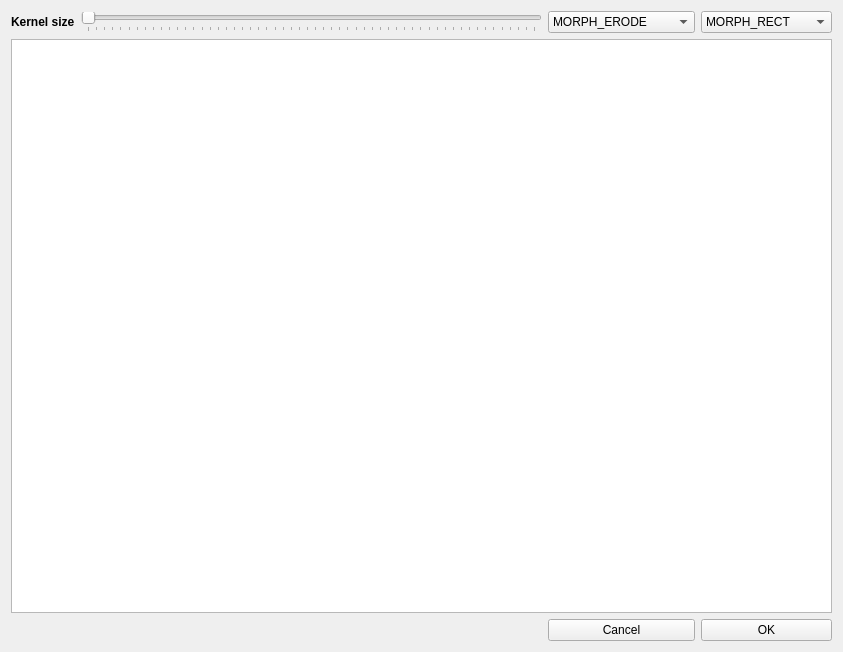
Qt form OpenCVShop/CVActionMorphologyView.ui (hrachyahakobyan/OpenCVShop) before a commit.
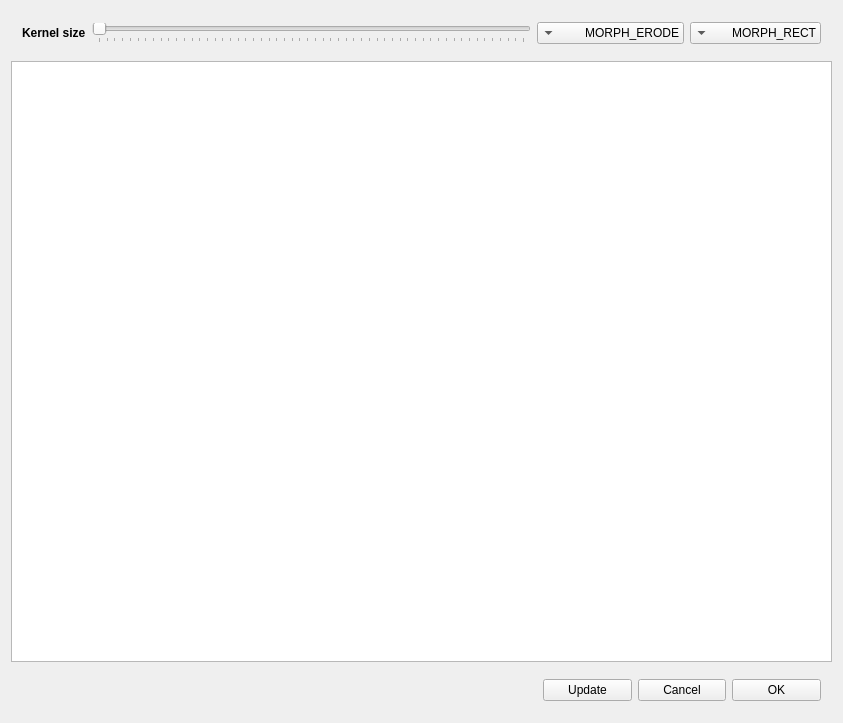
The same form after that commit. Custom widgets are drawn as their Qt base class.

Diff of the .ui file:
```diff
--- a/OpenCVShop/CVActionMorphologyView.ui
+++ b/OpenCVShop/CVActionMorphologyView.ui
@@ -7,35 +7,109 @@
     <x>0</x>
     <y>0</y>
     <width>843</width>
-    <height>652</height>
+    <height>723</height>
    </rect>
   </property>
   <property name="windowTitle">
    <string>CVActionMorphologyView</string>
   </property>
-  <layout class="QGridLayout" name="gridLayout">
-   <item row="3" column="3">
-    <widget class="QPushButton" name="okButton">
+  <property name="layoutDirection">
+   <enum>Qt::RightToLeft</enum>
+  </property>
+  <layout class="QVBoxLayout" name="verticalLayout">
+   <item>
+    <widget class="QWidget" name="widget_2" native="true">
+     <layout class="QHBoxLayout" name="horizontalLayout_2">
+      <item>
+       <widget class="QComboBox" name="morphShapeComboBox">
+        <property name="minimumSize">
+         <size>
+          <width>120</width>
+          <height>0</height>
+         </size>
+        </property>
+        <property name="maximumSize">
+         <size>
+          <width>150</width>
+          <height>16777215</height>
+         </size>
+        </property>
+        <item>
      <property name="text">
-      <string>OK</string>
-     </property>
-    </widget>
-   </item>
-   <item row="1" column="0">
-    <widget class="QLabel" name="label">
-     <property name="font">
-      <font>
-       <weight>75</weight>
-       <bold>true</bold>
-      </font>
-     </property>
+          <string>MORPH_RECT</string>
+         </property>
+        </item>
+        <item>
+         <property name="text">
+          <string>MORPH_CROSS</string>
+         </property>
+        </item>
+        <item>
+         <property name="text">
+          <string>MORPH_ELLIPSE</string>
+         </property>
+        </item>
+       </widget>
+      </item>
+      <item>
+       <widget class="QComboBox" name="morphTypeComboBox">
+        <property name="minimumSize">
+         <size>
+          <width>120</width>
+          <height>0</height>
+         </size>
+        </property>
+        <property name="maximumSize">
+         <size>
+          <width>150</width>
+          <height>16777215</height>
+         </size>
+        </property>
+        <property name="currentIndex">
+         <number>0</number>
+        </property>
+        <item>
      <property name="text">
-      <string>Kernel size</string>
-     </property>
-    </widget>
-   </item>
-   <item row="1" column="1">
+          <string>MORPH_ERODE</string>
+         </property>
+        </item>
+        <item>
+         <property name="text">
+          <string>MORPH_DILATE</string>
+         </property>
+        </item>
+        <item>
+         <property name="text">
+          <string>MORPH_OPEN</string>
+         </property>
+        </item>
+        <item>
+         <property name="text">
+          <string>MORPH_CLOSE</string>
+         </property>
+        </item>
+        <item>
+         <property name="text">
+          <string>MORPH_GRADIENT</string>
+         </property>
+        </item>
+        <item>
+         <property name="text">
+          <string>MORPH_TOPHAT</string>
+         </property>
+        </item>
+        <item>
+         <property name="text">
+          <string>MORHP_BLACKHAT</string>
+         </property>
+        </item>
+       </widget>
+      </item>
+      <item>
     <widget class="QSlider" name="kernelSizeSlider">
+        <property name="layoutDirection">
+         <enum>Qt::LeftToRight</enum>
+        </property>
      <property name="minimum">
       <number>1</number>
      </property>
@@ -68,99 +142,74 @@
      </property>
     </widget>
    </item>
-   <item row="1" column="3">
-    <widget class="QComboBox" name="morphShapeComboBox">
-     <property name="minimumSize">
-      <size>
-       <width>120</width>
-       <height>0</height>
-      </size>
-     </property>
-     <property name="maximumSize">
-      <size>
-       <width>150</width>
-       <height>16777215</height>
-      </size>
-     </property>
      <item>
-      <property name="text">
-       <string>MORPH_RECT</string>
-      </property>
-     </item>
-     <item>
+       <widget class="QLabel" name="label">
+        <property name="font">
+         <font>
+          <weight>75</weight>
+          <bold>true</bold>
+         </font>
+        </property>
       <property name="text">
-       <string>MORPH_CROSS</string>
-      </property>
-     </item>
-     <item>
-      <property name="text">
-       <string>MORPH_ELLIPSE</string>
-      </property>
-     </item>
+         <string>Kernel size</string>
+        </property>
+       </widget>
+      </item>
+     </layout>
     </widget>
    </item>
-   <item row="2" column="0" colspan="4">
+   <item>
     <widget class="QGraphicsView" name="graphicsView"/>
    </item>
-   <item row="3" column="2">
+   <item>
+    <widget class="QWidget" name="widget" native="true">
+     <property name="maximumSize">
+      <size>
+       <width>300</width>
+       <height>16777215</height>
+      </size>
+     </property>
+     <layout class="QHBoxLayout" name="horizontalLayout">
+      <item>
+       <widget class="QPushButton" name="okButton">
+        <property name="maximumSize">
+         <size>
+          <width>100</width>
+          <height>16777215</height>
+         </size>
+        </property>
+        <property name="text">
+         <string>OK</string>
+        </property>
+       </widget>
+      </item>
+      <item>
     <widget class="QPushButton" name="cancelButton">
+        <property name="maximumSize">
+         <size>
+          <width>100</width>
+          <height>16777215</height>
+         </size>
+        </property>
      <property name="text">
       <string>Cancel</string>
      </property>
     </widget>
    </item>
-   <item row="1" column="2">
-    <widget class="QComboBox" name="morphTypeComboBox">
-     <property name="minimumSize">
-      <size>
-       <width>120</width>
-       <height>0</height>
-      </size>
-     </property>
+      <item>
+       <widget class="QPushButton" name="updateButton">
      <property name="maximumSize">
       <size>
-       <width>150</width>
+          <width>100</width>
        <height>16777215</height>
       </size>
      </property>
-     <property name="currentIndex">
-      <number>0</number>
-     </property>
-     <item>
       <property name="text">
-       <string>MORPH_ERODE</string>
-      </property>
-     </item>
-     <item>
-      <property name="text">
-       <string>MORPH_DILATE</string>
-      </property>
-     </item>
-     <item>
-      <property name="text">
-       <string>MORPH_OPEN</string>
-      </property>
-     </item>
-     <item>
-      <property name="text">
-       <string>MORPH_CLOSE</string>
-      </property>
-     </item>
-     <item>
-      <property name="text">
-       <string>MORPH_GRADIENT</string>
-      </property>
-     </item>
-     <item>
-      <property name="text">
-       <string>MORPH_TOPHAT</string>
-      </property>
-     </item>
-     <item>
-      <property name="text">
-       <string>MORHP_BLACKHAT</string>
-      </property>
-     </item>
+         <string>Update</string>
+        </property>
+       </widget>
+      </item>
+     </layout>
     </widget>
    </item>
   </layout>
```
Left out of the diff: 2 changed lines with no effect on the pictures. Lines whose indentation alone changed are shown as unchanged.
